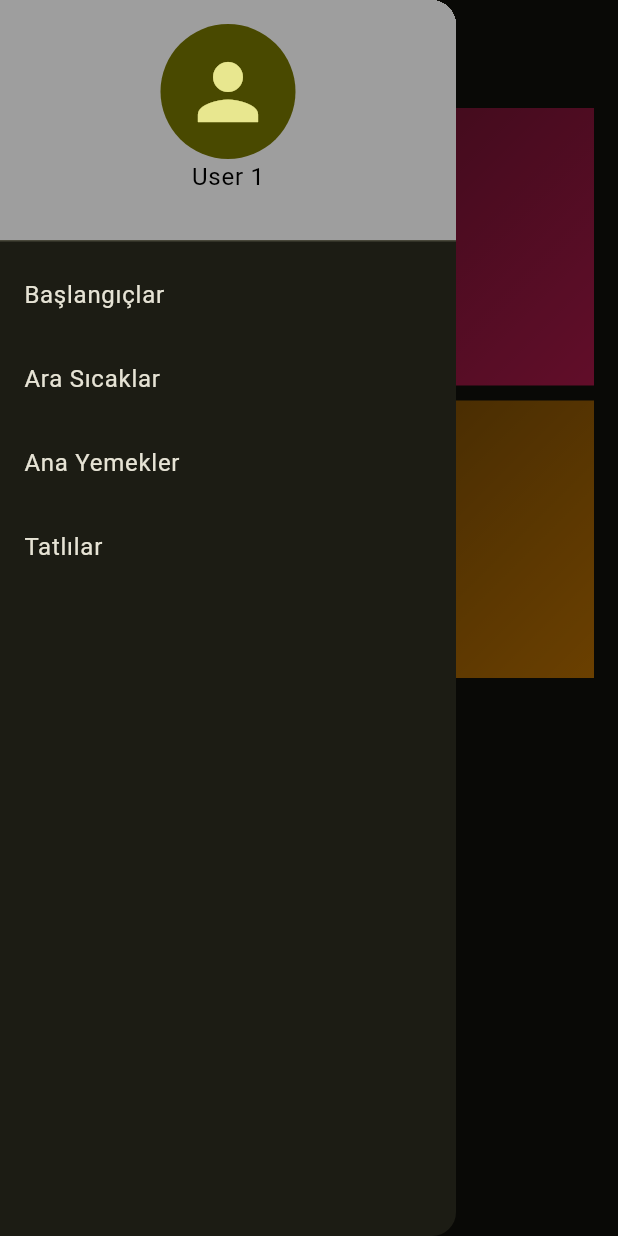
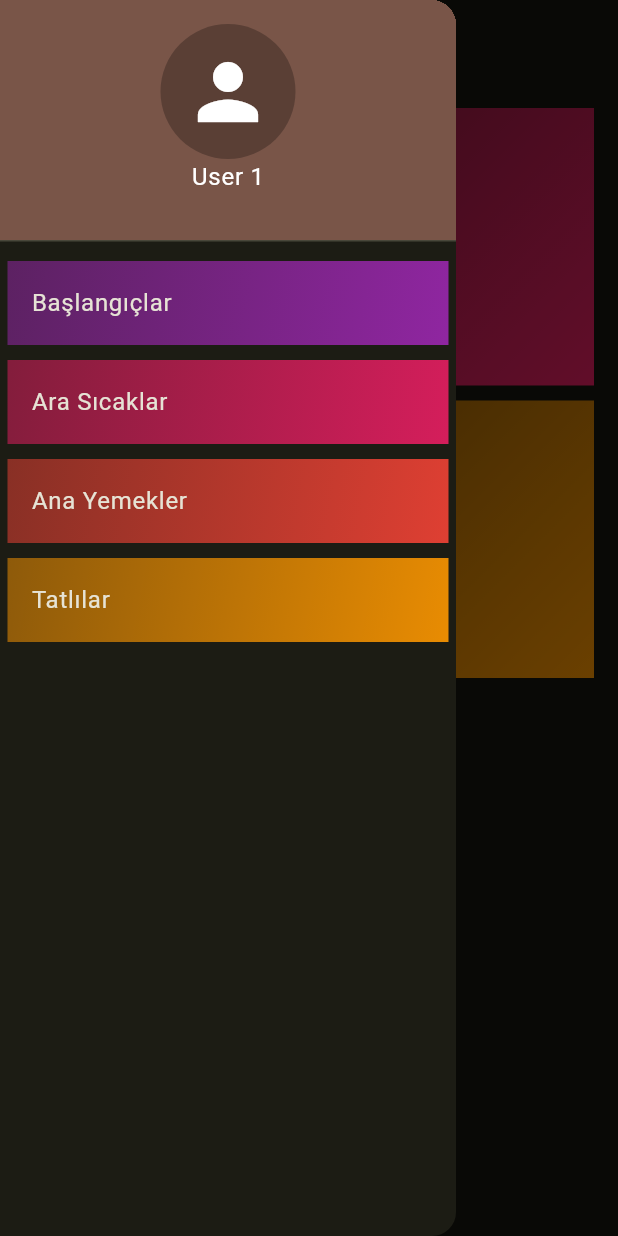
Before and after one commit to boratzn/Tobeto, a Flutter app: the screen it shows after launch, with the side drawer open, on a phone screen of 412 x 824 dp. Run offline on Flutter 3.47's test engine with Material 3 defaults, Android fonts, the light colour scheme and no system bars; drawn by our look-alikes of flutter_animate; our stand-ins replace fl_chart, top_snackbar_flutter.

Commit message:
utils folder added

```diff
--- /dev/null
+++ b/meals_app/lib/utils/utils.dart
@@ -0,0 +1,26 @@
+import 'package:flutter/material.dart';
+
+import '../data/datas.dart';
+import '../models/category.dart';
+import '../screens/meal_list.dart';
+
+void openMealList(BuildContext context, Category item) {
+  Navigator.push(
+    context,
+    MaterialPageRoute(
+      builder: (context) => MealList(
+        meals: meals.where((element) => element.categoryId == item.id).toList(),
+        appBarTitle: item.name,
+      ),
+    ),
+  );
+}
+
+BoxDecoration boxDecoration(Category category) {
+  return BoxDecoration(
+    gradient: LinearGradient(colors: [
+      category.color.withOpacity(0.5),
+      category.color.withOpacity(0.9)
+    ], begin: Alignment.topLeft, end: Alignment.bottomRight),
+  );
+}
--- a/meals_app/lib/widgets/category_card.dart
+++ b/meals_app/lib/widgets/category_card.dart
@@ -1,7 +1,6 @@
 import 'package:flutter/material.dart';
 import 'package:flutter_animate/flutter_animate.dart';
-import 'package:meals_app/data/datas.dart';
-import 'package:meals_app/screens/meal_list.dart';
+import 'package:meals_app/utils/utils.dart';
 
 import '../models/category.dart';
 
@@ -14,26 +13,11 @@ class CategoryCard extends StatelessWidget {
   Widget build(BuildContext context) {
     return InkWell(
       onTap: () {
-        Navigator.push(
-          context,
-          MaterialPageRoute(
-            builder: (context) => MealList(
-              meals: meals
-                  .where((element) => element.categoryId == category.id)
-                  .toList(),
-              appBarTitle: category.name,
-            ),
-          ),
-        );
+        openMealList(context, category);
       },
       child: Container(
         padding: const EdgeInsets.all(16),
-        decoration: BoxDecoration(
-          gradient: LinearGradient(colors: [
-            category.color.withOpacity(0.5),
-            category.color.withOpacity(0.9)
-          ], begin: Alignment.topLeft, end: Alignment.bottomRight),
-        ),
+        decoration: boxDecoration(category),
         child: Text(category.name),
       ).animate().fade(begin: 0, end: 1, duration: const Duration(seconds: 1)),
     );
--- a/meals_app/lib/widgets/drawer_menu.dart
+++ b/meals_app/lib/widgets/drawer_menu.dart
@@ -1,7 +1,7 @@
 import 'package:flutter/material.dart';
 import 'package:meals_app/data/datas.dart';
 
-import '../screens/meal_list.dart';
+import '../utils/utils.dart';
 
 class DrawerMenu extends StatelessWidget {
   const DrawerMenu({super.key});
@@ -14,43 +14,52 @@ class DrawerMenu extends StatelessWidget {
         children: [
           const DrawerHeader(
             decoration: BoxDecoration(
-              color: Colors.grey,
+              color: Colors.brown,
             ),
             child: Column(
               children: [
                 CircleAvatar(
+                  backgroundColor: Colors.black26,
                   radius: 45,
                   child: Icon(
                     Icons.person,
                     size: 60,
+                    color: Colors.white,
                   ),
                 ),
                 Text(
                   "User 1",
-                  style: TextStyle(color: Colors.black, fontSize: 16),
+                  style: TextStyle(color: Colors.white, fontSize: 16),
                 )
               ],
             ),
           ),
           for (var item in categories)
-            ListTile(
-              title: Text(item.name),
-              onTap: () {
-                Navigator.push(
-                  context,
-                  MaterialPageRoute(
-                    builder: (context) => MealList(
-                      meals: meals
-                          .where((element) => element.categoryId == item.id)
-                          .toList(),
-                      appBarTitle: item.name,
-                    ),
-                  ),
-                );
-              },
+            Padding(
+              padding: const EdgeInsets.all(5.0),
+              child: Container(
+                decoration: boxDecoration(item),
+                child: ListTile(
+                  title: Text(item.name),
+                  onTap: () {
+                    openMealList(context, item);
+                  },
+                ),
+              ),
             )
         ],
       ),
     );
   }
 }
+
+/*
+ListTile(
+                tileColor: item.color,
+                title: Text(item.name),
+                onTap: () {
+                  openMealList(context, item);
+                },
+              )
+
+ */
```
